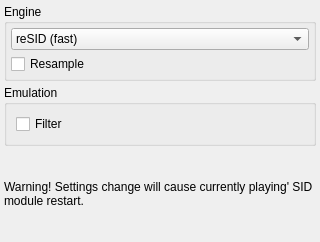
Before: the Qt Designer form apps/zxtune-qt/ui/preferences/sid.ui in vitamin-caig/zxtune, drawn with Qt 5.
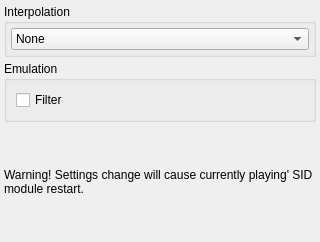
After: the same form once the commit is applied.

Commit message: Rework SID settings- use only interpolation mode and filter flag.

```diff
--- a/apps/zxtune-qt/ui/preferences/sid.ui
+++ b/apps/zxtune-qt/ui/preferences/sid.ui
@@ -23,7 +23,7 @@
    <item>
     <widget class="QGroupBox" name="EngineGroup">
      <property name="title">
-      <string>Engine</string>
+      <string>Interpolation</string>
      </property>
      <layout class="QVBoxLayout" name="verticalLayout">
       <property name="spacing">
@@ -36,7 +36,7 @@
        <widget class="QComboBox" name="engineValue">
         <item>
          <property name="text">
-          <string>reSID (fast)</string>
+          <string>None</string>
          </property>
         </item>
         <item>
@@ -51,13 +51,6 @@
         </item>
        </widget>
       </item>
-      <item>
-       <widget class="QCheckBox" name="resampleValue">
-        <property name="text">
-         <string>Resample</string>
-        </property>
-       </widget>
-      </item>
      </layout>
     </widget>
    </item>
```
Left out of the diff: 8 changed lines with no effect on the pictures. The commit also changes 9 other files.
